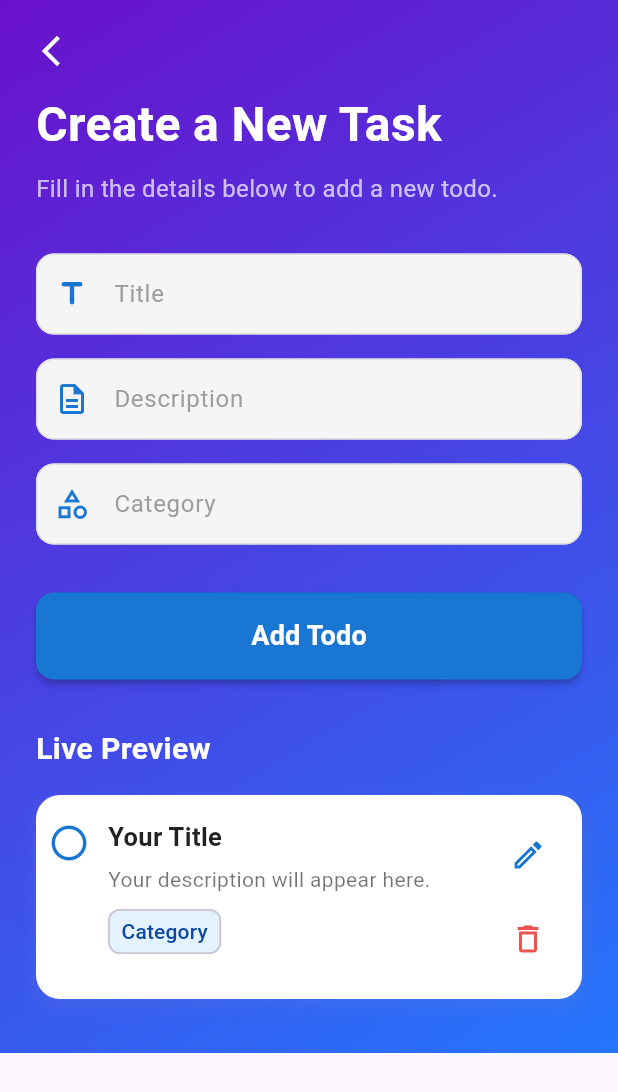
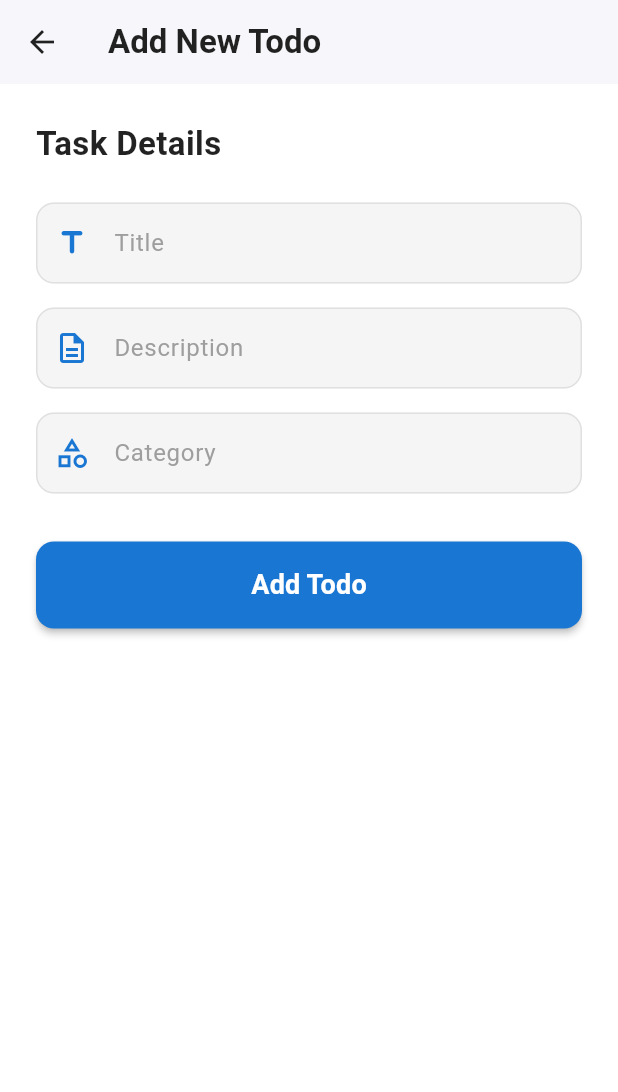
Before and after one commit to Alternate-account-01/FlutterGroupProject, a Flutter app: the AddTodoPage screen opened by its route, on a phone screen of 412 x 824 dp. Shown: the top 1092 px of the screen. Run offline on Flutter 3.47's test engine with Material 3 defaults, Android fonts, the phone set to English and light mode, and no system bars; our stand-ins replace get.

Commit message:
feat: Todo List Styling FIX ADD - Rakha

```diff
--- a/lib/pages/add_todo_page.dart
+++ b/lib/pages/add_todo_page.dart
@@ -1,62 +1,40 @@
 import 'package:flutter/material.dart';
 import 'package:get/get.dart';
 import '../controllers/add_todo_controller.dart';
-import '../models/todo_model.dart';
 import '../widgets/InputField.dart';
 import '../widgets/PrimaryButton.dart';
-import '../widgets/item_Todo.dart';
 
-class AddTodoPage extends StatelessWidget {
+class AddTodoPage extends GetView<AddTodoController> {
   const AddTodoPage({super.key});
 
   @override
   Widget build(BuildContext context) {
-
-    final AddTodoController controller = Get.find<AddTodoController>();
-
     return Scaffold(
-      body: Container(
-        decoration: const BoxDecoration(
-          gradient: LinearGradient(
-            colors: [Color(0xFF6A11CB), Color(0xFF2575FC)],
-            begin: Alignment.topLeft,
-            end: Alignment.bottomRight,
+      backgroundColor: Colors.white,
+      appBar: AppBar(
+        title: const Text(
+          "Add New Todo",
+          style: TextStyle(color: Colors.black87, fontWeight: FontWeight.bold),
         ),
+        backgroundColor: Colors.white,
+        elevation: 1.0,
+        iconTheme: const IconThemeData(color: Colors.black87),
       ),
-        child: SafeArea(
-          child: Stack(
-            children: [
-              Positioned(
-                top: 10,
-                left: 10,
-                child: IconButton(
-                  icon: const Icon(Icons.arrow_back_ios_new, color: Colors.white),
-                  onPressed: () => Get.back(),
-                ),
-              ),
-              SingleChildScrollView(
-                padding: const EdgeInsets.symmetric(horizontal: 24.0),
+      body: SingleChildScrollView(
+        padding: const EdgeInsets.all(24.0),
         child: Column(
           crossAxisAlignment: CrossAxisAlignment.start,
           children: [
-                    const SizedBox(height: 60),
             const Text(
-                      "Create a New Task",
+              "Task Details",
               style: TextStyle(
-                        fontSize: 32,
+                fontSize: 22,
                 fontWeight: FontWeight.bold,
-                        color: Colors.white,
+                color: Colors.black87,
               ),
             ),
-                    const SizedBox(height: 8),
-                    const Text(
-                      "Fill in the details below to add a new todo.",
-                      style: TextStyle(
-                        fontSize: 16,
-                        color: Colors.white70,
-                      ),
-                    ),
-                    const SizedBox(height: 32),
+            const SizedBox(height: 24),
+
             InputField(
               controller: controller.titleCtrl,
               hint: "Title",
@@ -75,46 +53,12 @@ class AddTodoPage extends StatelessWidget {
               icon: Icons.category_outlined,
             ),
             const SizedBox(height: 32),
+
             PrimaryButton(
               text: "Add Todo",
               onPressed: controller.saveTodo,
             ),
-                    const SizedBox(height: 32),
-                    const Text(
-                      "Live Preview",
-                      style: TextStyle(
-                        fontSize: 20,
-                        fontWeight: FontWeight.bold,
-                        color: Colors.white,
-                      ),
-                    ),
-                    const SizedBox(height: 16),
-                    Obx(() {
-                      final todo = TodoModel(
-                        title: controller.titleCtrl.text.isEmpty
-                            ? "Your Title"
-                            : controller.titleCtrl.text,
-                        description: controller.descCtrl.text.isEmpty
-                            ? "Your description will appear here."
-                            : controller.descCtrl.text,
-                        category: controller.categoryCtrl.text.isEmpty
-                            ? "Category"
-                            : controller.categoryCtrl.text,
-                        isDone: false,
-                      );
-                      return ItemTodo(
-                        todo: todo,
-                        onToggleDone: () {},
-                        onEdit: () {},
-                        onDelete: () {},
-                      );
-                    }),
-                    const SizedBox(height: 24),
           ],
-                ),
-              ),
-            ],
-          ),
         ),
       ),
     );
```
Lines whose indentation alone changed are shown as unchanged.
